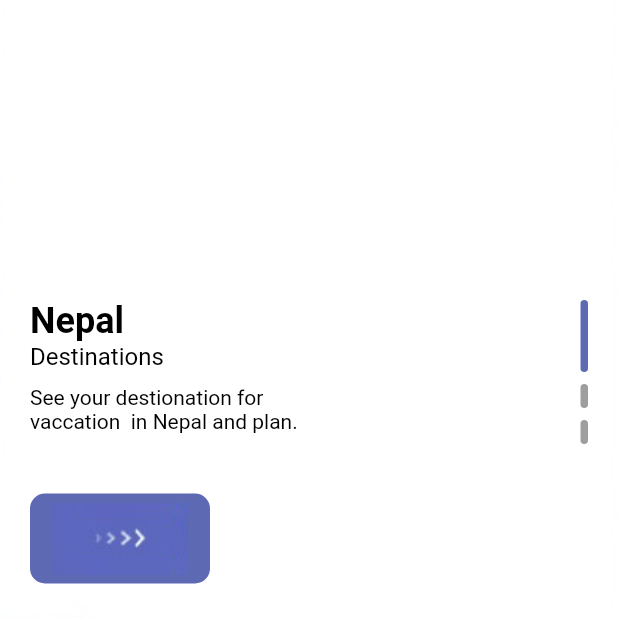
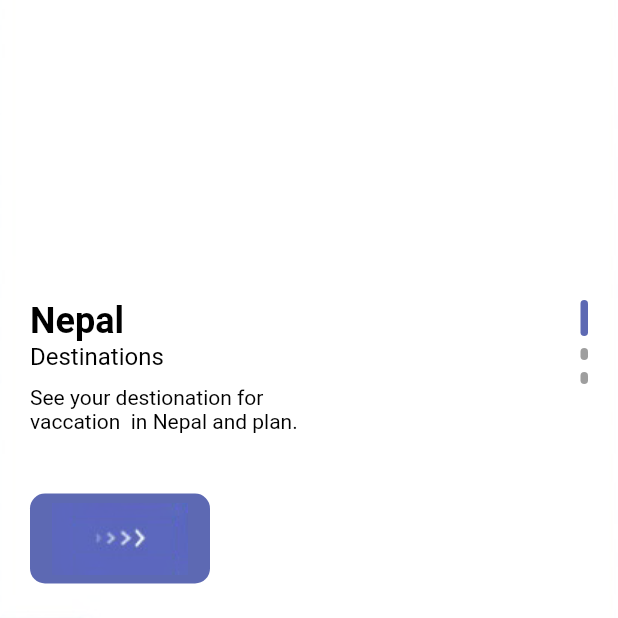
Before and after one commit to abhishekkhatiwada/TravelApp, a Flutter app: the screen it shows after launch, on a phone screen of 412 x 824 dp, the top half of it. Run offline on Flutter 3.47's test engine with Material 2 defaults, Android fonts, the phone set to English and light mode, and no system bars; drawn by our look-alikes of smooth_page_indicator; our stand-ins replace equatable, flutter_bloc.

```diff
--- /dev/null
+++ b/lib/cubit/app_cubit.dart
@@ -0,0 +1,8 @@
+import 'package:flutter_bloc/flutter_bloc.dart';
+import 'package:travelapp/cubit/app_state.dart';
+
+class AppCubit extends Cubit<AppState> {
+  AppCubit() : super(InitAppState()) {
+    emit(WelcomeAppState());
+  }
+}
--- /dev/null
+++ b/lib/cubit/app_cubit_logics.dart
@@ -0,0 +1,29 @@
+import 'package:flutter/material.dart';
+import 'package:flutter_bloc/flutter_bloc.dart';
+import 'package:travelapp/cubit/app_cubit.dart';
+import 'package:travelapp/cubit/app_state.dart';
+import 'package:travelapp/page/welcome_page.dart';
+
+class AppCubitLogic extends StatefulWidget {
+  const AppCubitLogic({super.key});
+
+  @override
+  State<AppCubitLogic> createState() => _AppCubitLogicState();
+}
+
+class _AppCubitLogicState extends State<AppCubitLogic> {
+  @override
+  Widget build(BuildContext context) {
+    return Scaffold(
+      body: BlocBuilder<AppCubit, AppState>(
+        builder: (context, state) {
+          if (state is WelcomeAppState) {
+            return const WelcomePage();
+          } else {
+            return Container();
+          }
+        },
+      ),
+    );
+  }
+}
--- /dev/null
+++ b/lib/cubit/app_state.dart
@@ -0,0 +1,15 @@
+import 'package:equatable/equatable.dart';
+
+abstract class AppState extends Equatable {}
+
+class InitAppState extends AppState {
+  @override
+  // TODO: implement props
+  List<Object?> get props => throw UnimplementedError();
+}
+
+class WelcomeAppState extends AppState {
+  @override
+  // TODO: implement props
+  List<Object?> get props => throw UnimplementedError();
+}
--- a/lib/main.dart
+++ b/lib/main.dart
@@ -1,9 +1,10 @@
 import 'package:flutter/material.dart';
-
-import 'page/welcome_page.dart';
+import 'package:flutter_bloc/flutter_bloc.dart';
+import 'package:travelapp/cubit/app_cubit.dart';
+import 'package:travelapp/cubit/app_cubit_logics.dart';
 
 void main() {
-  runApp(MyApp());
+  runApp(const MyApp());
 }
 
 class MyApp extends StatelessWidget {
@@ -11,8 +12,10 @@ class MyApp extends StatelessWidget {
 
   @override
   Widget build(BuildContext context) {
-    return const MaterialApp(
-      home: WelcomePage(),
-    );
+    return MaterialApp(
+        home: BlocProvider(
+      create: (context) => AppCubit(),
+      child: const AppCubitLogic(),
+    ));
   }
 }
--- a/lib/page/welcome_page.dart
+++ b/lib/page/welcome_page.dart
@@ -65,7 +65,7 @@ class _WelcomePageState extends State<WelcomePage> {
                         CustomButton(
                           onPressed: () {
                             Navigator.of(context).push(MaterialPageRoute(
-                              builder: (context) => HomePage(),
+                              builder: (context) => const HomePage(),
                             ));
                           },
                           width: 120,
@@ -87,7 +87,9 @@ class _WelcomePageState extends State<WelcomePage> {
               count: images.length,
               axisDirection: Axis.vertical,
               effect: const ExpandingDotsEffect(
-                  activeDotColor: AppColors.mainColor, dotHeight: 5),
+                  activeDotColor: AppColors.mainColor,
+                  dotWidth: 8,
+                  dotHeight: 5),
             ),
           ),
         ),
--- a/lib/widget/custom_button.dart
+++ b/lib/widget/custom_button.dart
@@ -1,25 +1,47 @@
 import 'package:flutter/material.dart';
 import 'package:travelapp/common/colors.dart';
+import 'package:travelapp/widget/regular_text_style.dart';
 
 class CustomButton extends StatelessWidget {
-  const CustomButton({super.key, required this.width, required this.onPressed});
-  final double width;
+  const CustomButton(
+      {super.key,
+      this.width = 120,
+      required this.onPressed,
+      this.isResponsive = false,
+      this.text});
+  final double? width;
   final VoidCallback onPressed;
+  final bool? isResponsive;
+  final String? text;
 
   @override
   Widget build(BuildContext context) {
-    return InkWell(
+    return Flexible(
+      child: InkWell(
         onTap: onPressed,
         child: Container(
           height: 60,
-        width: width,
+          width: isResponsive == true ? double.maxFinite : width,
           decoration: BoxDecoration(
             borderRadius: BorderRadius.circular(10),
             color: AppColors.mainColor,
           ),
           child: Row(
-          mainAxisAlignment: MainAxisAlignment.center,
-          children: [Image.asset('img/button-one.png')],
+            mainAxisAlignment: isResponsive == true
+                ? MainAxisAlignment.spaceBetween
+                : MainAxisAlignment.center,
+            children: [
+              isResponsive == true
+                  ? Container(
+                      margin: const EdgeInsets.only(left: 20),
+                      child: RegularText(
+                        text: '$text',
+                        color: Colors.white,
+                      ))
+                  : Container(),
+              Image.asset('img/button-one.png'),
+            ],
+          ),
         ),
       ),
     );
--- a/pubspec.yaml
+++ b/pubspec.yaml
@@ -37,6 +37,8 @@ dependencies:
   cupertino_icons: ^1.0.2
   smooth_page_indicator: ^1.0.1
   flutter_zoom_drawer: ^3.0.4+1
+  flutter_bloc: ^8.1.2
+  equatable: ^2.0.5
 
 dev_dependencies:
   flutter_test:
```
Also changed, not shown: lib/page/detail_page.dart (added, +109 -0 lines), lib/page/navigationBarPages/main_page.dart (+22 -18 lines), pubspec.lock. Lines whose indentation alone changed are shown as unchanged.
